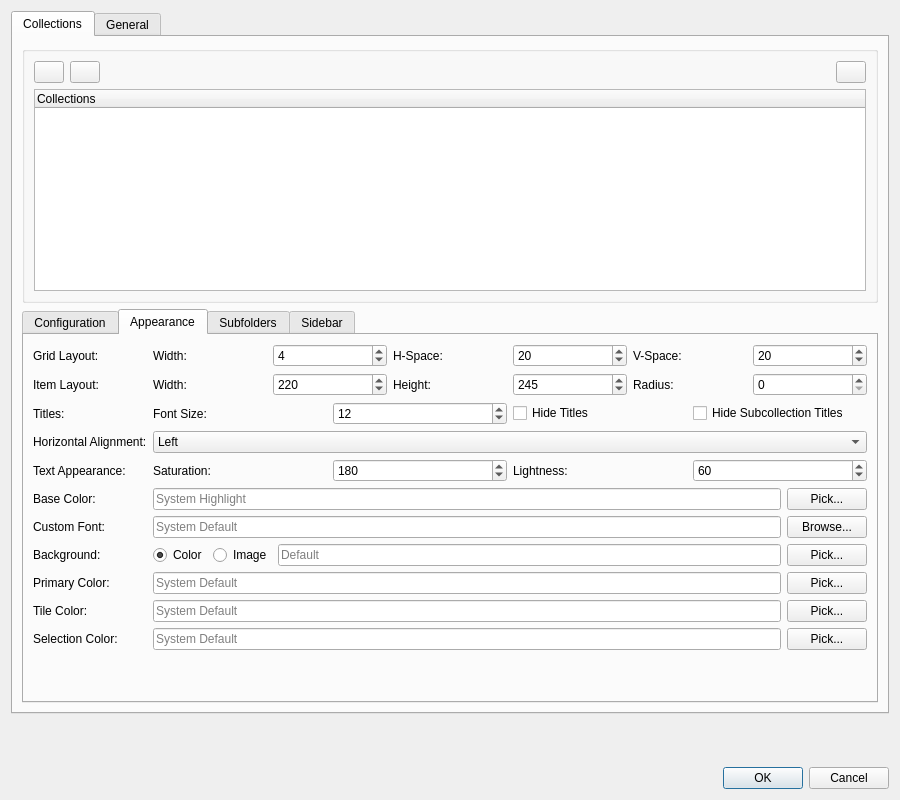
Before: the Qt Designer form src/ui/dialogs/settingsdialog.ui in EtherAura/Kartend, drawn with Qt 5.
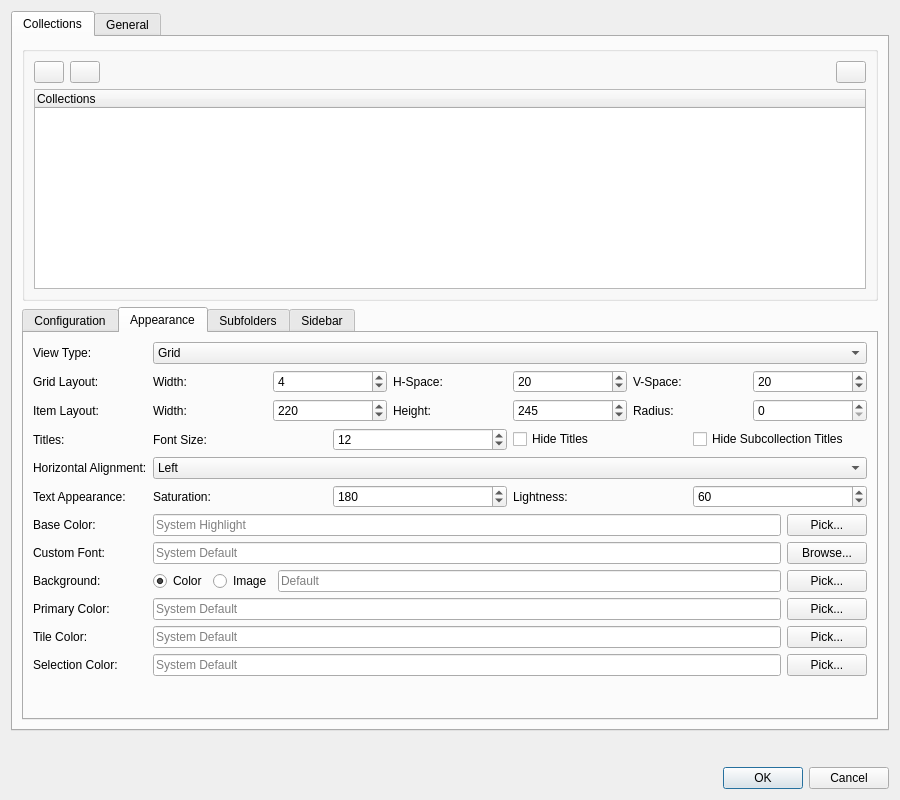
After: the same form once the commit is applied. The open tabs and pages were chosen to show the change. Icons and pictures are not drawn.

Commit message: feat: Add support for Grid/List view types per collection

Patch:
```diff
--- a/src/ui/dialogs/settingsdialog.ui
+++ b/src/ui/dialogs/settingsdialog.ui
@@ -367,13 +367,37 @@
            <item>
             <layout class="QFormLayout" name="appearanceFormLayout">
              <item row="0" column="0">
+              <widget class="QLabel" name="label_viewType">
+               <property name="text">
+                <string>View Type:</string>
+               </property>
+              </widget>
+             </item>
+             <item row="0" column="1">
+              <widget class="QComboBox" name="viewTypeComboBox">
+               <property name="toolTip">
+                <string>Display items as a grid with artwork or as a simple list</string>
+               </property>
+               <item>
+                <property name="text">
+                 <string>Grid</string>
+                </property>
+               </item>
+               <item>
+                <property name="text">
+                 <string>List</string>
+                </property>
+               </item>
+              </widget>
+             </item>
+             <item row="1" column="0">
               <widget class="QLabel" name="label_gridLayout">
                <property name="text">
                 <string>Grid Layout:</string>
                </property>
               </widget>
              </item>
-             <item row="0" column="1">
+             <item row="1" column="1">
               <layout class="QHBoxLayout" name="gridLayoutLayout">
                <item>
                 <widget class="QLabel" name="label_gridWidth_mini">
@@ -416,14 +440,14 @@
                </item>
               </layout>
              </item>
-             <item row="1" column="0">
+             <item row="2" column="0">
               <widget class="QLabel" name="label_itemLayout">
                <property name="text">
                 <string>Item Layout:</string>
                </property>
               </widget>
              </item>
-             <item row="1" column="1">
+             <item row="2" column="1">
               <layout class="QHBoxLayout" name="itemLayoutLayout">
                <item>
                 <widget class="QLabel" name="label_itemWidth_mini">
@@ -466,14 +490,14 @@
                </item>
               </layout>
              </item>
-             <item row="2" column="0">
+             <item row="3" column="0">
               <widget class="QLabel" name="label_titles">
                <property name="text">
                 <string>Titles:</string>
                </property>
               </widget>
              </item>
-             <item row="2" column="1">
+             <item row="3" column="1">
               <layout class="QHBoxLayout" name="titlesLayout">
                <item>
                 <widget class="QLabel" name="label_fontSize_mini">
@@ -502,14 +526,14 @@
                </item>
               </layout>
              </item>
-             <item row="3" column="0">
+             <item row="4" column="0">
               <widget class="QLabel" name="label_horizontalAlignment">
                <property name="text">
                 <string>Horizontal Alignment:</string>
                </property>
               </widget>
              </item>
-             <item row="3" column="1">
+             <item row="4" column="1">
               <widget class="QComboBox" name="horizontalAlignmentComboBox">
                <property name="toolTip">
                 <string>Horizontal alignment of collection grid (Left, Center, Right)</string>
@@ -531,14 +555,14 @@
                </item>
               </widget>
              </item>
-             <item row="4" column="0">
+             <item row="5" column="0">
               <widget class="QLabel" name="label_textAppearance">
                <property name="text">
                 <string>Text Appearance:</string>
                </property>
               </widget>
              </item>
-             <item row="4" column="1">
+             <item row="5" column="1">
               <layout class="QHBoxLayout" name="textAppearanceLayout">
                <item>
                 <widget class="QLabel" name="label_saturation_mini">
@@ -568,14 +592,14 @@
                </item>
               </layout>
              </item>
-             <item row="5" column="0">
+             <item row="6" column="0">
               <widget class="QLabel" name="label_baseColor">
                <property name="text">
                 <string>Base Color:</string>
                </property>
               </widget>
              </item>
-             <item row="5" column="1">
+             <item row="6" column="1">
               <layout class="QHBoxLayout" name="baseColorLayout">
                <item>
                 <widget class="QLineEdit" name="baseColorEdit">
@@ -591,14 +615,14 @@
                </item>
               </layout>
              </item>
-             <item row="6" column="0">
+             <item row="7" column="0">
               <widget class="QLabel" name="label_customFont">
                <property name="text">
                 <string>Custom Font:</string>
                </property>
               </widget>
              </item>
-             <item row="6" column="1">
+             <item row="7" column="1">
               <layout class="QHBoxLayout" name="customFontLayout">
                <item>
                 <widget class="QLineEdit" name="customFontEdit">
@@ -614,14 +638,14 @@
                </item>
               </layout>
              </item>
-             <item row="7" column="0">
+             <item row="8" column="0">
               <widget class="QLabel" name="label_background">
                <property name="text">
                 <string>Background:</string>
                </property>
               </widget>
              </item>
-             <item row="7" column="1">
+             <item row="8" column="1">
               <layout class="QHBoxLayout" name="backgroundLayout">
                <item>
                 <widget class="QRadioButton" name="backgroundColorRadio">
@@ -648,14 +672,14 @@
                </item>
               </layout>
              </item>
-             <item row="8" column="0">
+             <item row="9" column="0">
               <widget class="QLabel" name="label_primaryColor">
                <property name="text">
                 <string>Primary Color:</string>
                </property>
               </widget>
              </item>
-             <item row="8" column="1">
+             <item row="9" column="1">
               <layout class="QHBoxLayout" name="primaryColorLayout">
                <item>
                 <widget class="QLineEdit" name="primaryColorEdit">
@@ -671,14 +695,14 @@
                </item>
               </layout>
              </item>
-             <item row="9" column="0">
+             <item row="10" column="0">
               <widget class="QLabel" name="label_tileColor">
                <property name="text">
                 <string>Tile Color:</string>
                </property>
               </widget>
              </item>
-             <item row="9" column="1">
+             <item row="10" column="1">
               <layout class="QHBoxLayout" name="tileColorLayout">
                <item>
                 <widget class="QLineEdit" name="tileColorEdit">
@@ -694,14 +718,14 @@
                </item>
               </layout>
              </item>
-             <item row="10" column="0">
+             <item row="11" column="0">
               <widget class="QLabel" name="label_selectionColor">
                <property name="text">
                 <string>Selection Color:</string>
                </property>
               </widget>
              </item>
-             <item row="10" column="1">
+             <item row="11" column="1">
               <layout class="QHBoxLayout" name="selectionColorLayout">
                <item>
                 <widget class="QLineEdit" name="selectionColorEdit">
```
The commit also changes 13 other files.
